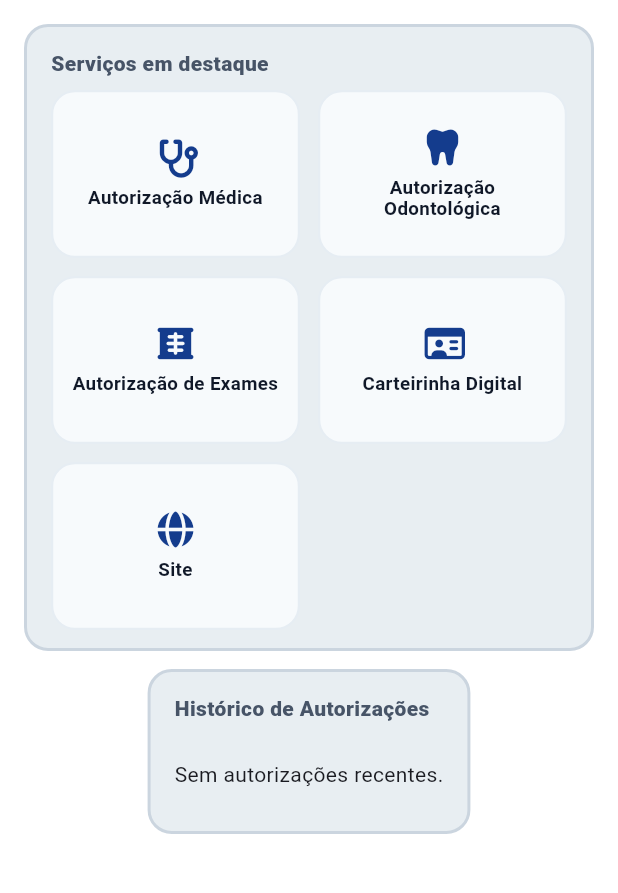
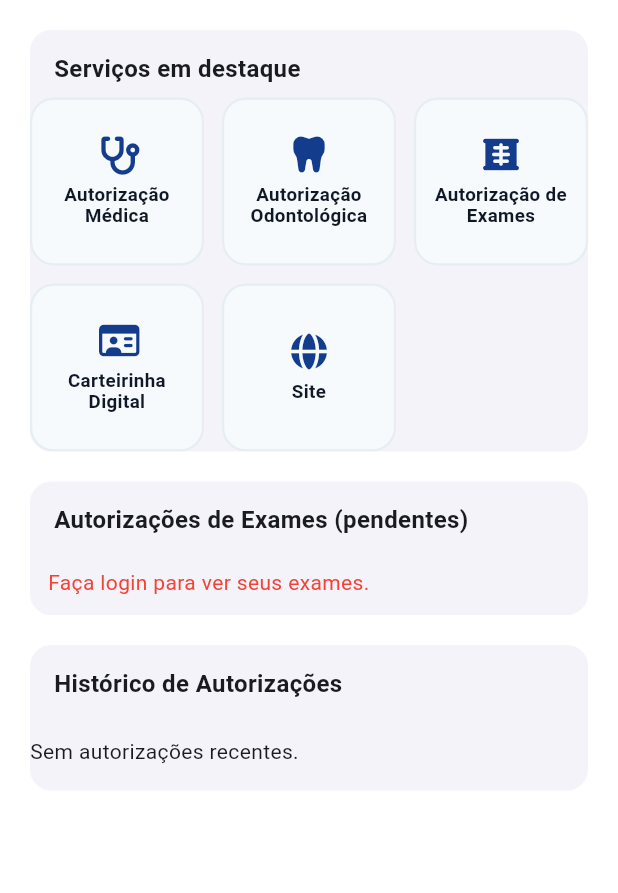
Before and after one commit to FelisbertoJPG/Flutter-Ipasem, a Flutter app: the HomeServicos screen opened by its route, on a phone screen of 412 x 824 dp, the part 84-977 px from its top. Run offline on Flutter 3.47's test engine with Material 3 defaults, Android fonts, the phone set to English and light mode, and no system bars; our stand-ins replace dio, file_picker, flutter_secure_storage, font_awesome_flutter, image_picker, open_filex and 6 more; missing offline and left inert: file_saver, in_app_update, webview_flutter_android, webview_flutter_web; accounts and stored records are empty.

Commit message:
feat: historico de aut de exames em P

```diff
--- /dev/null
+++ b/lib/models/exame.dart
@@ -0,0 +1,84 @@
+class ExameResumo {
+  final int numero;
+  final String paciente;   // nome_dependente
+  final String prestador;  // nome_prestador
+  final String dataHora;   // data_emissao + hora_emissao
+  final String? status;    // auditado: 'P' pendente, etc.
+
+  ExameResumo({
+    required this.numero,
+    required this.paciente,
+    required this.prestador,
+    required this.dataHora,
+    this.status,
+  });
+
+  factory ExameResumo.fromJson(Map<String, dynamic> j) {
+    int toInt(dynamic v) => int.tryParse('${v ?? ''}') ?? 0;
+    String s(dynamic v) => (v ?? '').toString().trim();
+
+    final data = s(j['data_emissao']);
+    final hora = s(j['hora_emissao']);
+    final dataHora =
+    (data.isNotEmpty && hora.isNotEmpty) ? '$data $hora' : (data.isNotEmpty ? data : '');
+
+    return ExameResumo(
+      numero:   toInt(j['nro_autorizacao']),
+      paciente: s(j['nome_dependente'] ?? j['nome_paciente']),
+      prestador:s(j['nome_prestador'] ?? j['nome_prestador_exec']),
+      dataHora: dataHora,
+      status:   s(j['auditado']),
+    );
+  }
+}
+
+class ExameDetalhe {
+  final int numero;
+  final String paciente;
+  final String prestador;
+  final String especialidade;
+  final String dataEmissao; // pode vir só data; concatenei se tiver hora
+  final String endereco;
+  final String bairro;
+  final String cidade;
+  final String telefone;
+  final String? observacoes;
+
+  ExameDetalhe({
+    required this.numero,
+    required this.paciente,
+    required this.prestador,
+    required this.especialidade,
+    required this.dataEmissao,
+    required this.endereco,
+    required this.bairro,
+    required this.cidade,
+    required this.telefone,
+    this.observacoes,
+  });
+
+  // `exame_consulta` usa o mesmo SP de detalhes do site,
+  // então os nomes aqui são iguais aos de autorização “geral”.
+  factory ExameDetalhe.fromJson(Map<String, dynamic> j) {
+    int toInt(dynamic v) => int.tryParse('${v ?? ''}') ?? 0;
+    String s(dynamic v) => (v ?? '').toString().trim();
+
+    final data = s(j['data_emissao']);
+    final hora = s(j['hora_emissao']);
+    final dataEmissao =
+    (data.isNotEmpty && hora.isNotEmpty) ? '$data $hora' : (data.isNotEmpty ? data : '');
+
+    return ExameDetalhe(
+      numero:        toInt(j['nro_autorizacao'] ?? j['numero']),
+      paciente:      s(j['nome_paciente'] ?? j['nome_dependente']),
+      prestador:     s(j['nome_prestador_exec'] ?? j['nome_prestador']),
+      especialidade: s(j['nome_especialidade'] ?? ''),
+      dataEmissao:   dataEmissao,
+      endereco:      s(j['endereco_coml'] ?? ''),
+      bairro:        s(j['bairro_coml'] ?? ''),
+      cidade:        s(j['cidade_coml'] ?? ''),
+      telefone:      s(j['telefone_coml'] ?? ''),
+      observacoes:   j['observacoes'] == null ? null : s(j['observacoes']),
+    );
+  }
+}
--- a/lib/screens/home_servicos.dart
+++ b/lib/screens/home_servicos.dart
@@ -5,6 +5,7 @@
 
 import '../root_nav_shell.dart';
 import '../ui/app_shell.dart';
+import '../ui/components/exames_pendentes_card.dart';
 import '../ui/components/section_card.dart';
 import '../ui/components/quick_actions.dart';
 import '../ui/components/services_visitor.dart';
@@ -324,6 +325,8 @@
           ),
         ),
         const SizedBox(height: 12),
+        const ExamesPendentesCard(),
+        const SizedBox(height: 12),
         SectionCard(
           title: 'Histórico de Autorizações',
           child: HistoryList(
--- a/lib/ui/components/section_card.dart
+++ b/lib/ui/components/section_card.dart
@@ -1,30 +1,43 @@
 import 'package:flutter/material.dart';
-import '../../theme/colors.dart';
 
 class SectionCard extends StatelessWidget {
-  final String title;
+  final String? title;
   final Widget child;
+  final Widget? trailing;
 
-  const SectionCard({super.key, required this.title, required this.child});
+  const SectionCard({
+    super.key,
+    this.title,
+    required this.child,
+    this.trailing,
+  });
 
   @override
   Widget build(BuildContext context) {
-    return Container(
-      decoration: blockDecoration(),
-      padding: const EdgeInsets.fromLTRB(16, 14, 16, 12),
+    return Card(
+      elevation: 0,
+      clipBehavior: Clip.antiAlias,
+      shape: RoundedRectangleBorder(borderRadius: BorderRadius.circular(14)),
       child: Column(
-        crossAxisAlignment: CrossAxisAlignment.start,
+        crossAxisAlignment: CrossAxisAlignment.stretch,
         children: [
-          Text(title,
-            maxLines: 1,
-            overflow: TextOverflow.ellipsis,
-            style: const TextStyle(
-              fontSize: 14,
-              fontWeight: FontWeight.w800,
-              color: Color(0xFF475467),
+          if (title != null || trailing != null)
+            Padding(
+              padding: const EdgeInsets.fromLTRB(16, 14, 16, 8),
+              child: Row(
+                children: [
+                  if (title != null)
+                    Expanded(
+                      child: Text(
+                        title!,
+                        style: const TextStyle(
+                            fontSize: 16, fontWeight: FontWeight.w700),
+                      ),
+                    ),
+                  if (trailing != null) trailing!,
+                ],
+              ),
             ),
-          ),
-          const SizedBox(height: 8),
           child,
         ],
       ),
```
Also changed, not shown: lib/repositories/exames_repository.dart (added, +67 -0 lines), lib/ui/components/exames_pendentes_card.dart (added, +216 -0 lines).
